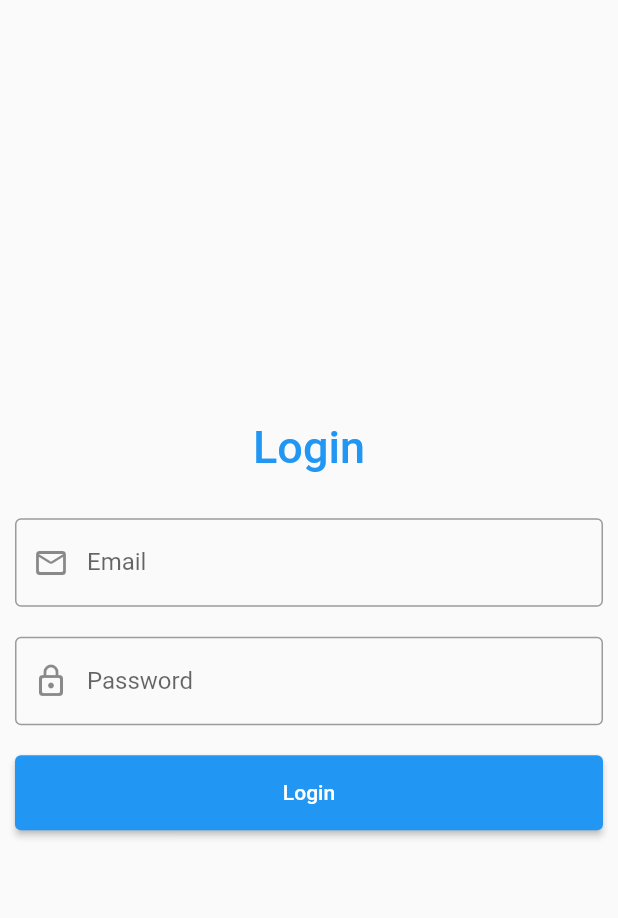
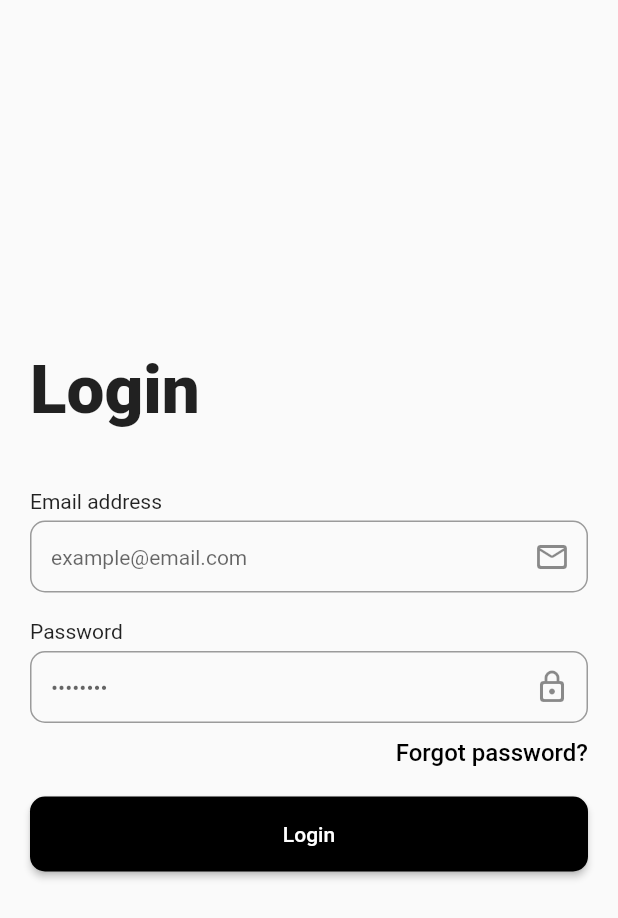
Before and after one commit to hilmicantaskiran/flutter_qrcode_app, a Flutter app: the screen it shows after launch, on a phone screen of 412 x 824 dp. Shown: the top 918 px of the screen. Run offline on Flutter 3.47's test engine with Material 2 defaults, Android fonts, the light colour scheme and no system bars; our stand-ins replace dio, flutter_dotenv, pretty_dio_logger, shared_preferences; missing offline and left inert: qr_code_scanner; accounts and stored records are empty.

Commit message:
add dotenv, create color palette and navbar

```diff
--- /dev/null
+++ b/lib/assets/style/palette.dart
@@ -0,0 +1,67 @@
+import 'package:flutter/material.dart';
+
+class Palette {
+  static const MaterialColor blueToDark = MaterialColor(
+    0xFF006BC2,
+    <int, Color>{
+      50: Color(0xFF0060AF),
+      100: Color(0xFF00569B),
+      200: Color(0xFF004B88),
+      300: Color(0xFF004075),
+      400: Color(0xFF003A62),
+      500: Color(0xFF00334F),
+      600: Color(0xFF002F3C),
+      700: Color(0xFF002A2A),
+      800: Color(0xFF002525),
+      900: Color(0xFF001E1E),
+    },
+  );
+
+  static const MaterialColor redToDark = MaterialColor(
+    0xFFE6002B,
+    <int, Color>{
+      50: Color(0xFFE6002B),
+      100: Color(0xFFD9002A),
+      200: Color(0xFFCC0029),
+      300: Color(0xFFC00028),
+      400: Color(0xFFB30027),
+      500: Color(0xFFA60026),
+      600: Color(0xFF990025),
+      700: Color(0xFF8C0024),
+      800: Color(0xFF7F0023),
+      900: Color(0xFF720022),
+    },
+  );
+
+  static const MaterialColor greyToDark = MaterialColor(
+    0xFF4D4D4D,
+    <int, Color>{
+      50: Color(0xFF454545),
+      100: Color(0xFF3D3D3D),
+      200: Color(0xFF353535),
+      300: Color(0xFF2E2E2E),
+      400: Color(0xFF262626),
+      500: Color(0xFF1F1F1F),
+      600: Color(0xFF171717),
+      700: Color(0xFF101010),
+      800: Color(0xFF0A0A0A),
+      900: Color(0xFF040404),
+    },
+  );
+
+  static const MaterialColor black = MaterialColor(
+    0xFF000000,
+    <int, Color>{
+      50: Color(0xFF000000),
+      100: Color(0xFF000000),
+      200: Color(0xFF000000),
+      300: Color(0xFF000000),
+      400: Color(0xFF000000),
+      500: Color(0xFF000000),
+      600: Color(0xFF000000),
+      700: Color(0xFF000000),
+      800: Color(0xFF000000),
+      900: Color(0xFF000000),
+    },
+  );
+}
--- a/lib/core/auth_manager.dart
+++ b/lib/core/auth_manager.dart
@@ -1,5 +1,5 @@
+import 'package:flutter_qrcode_app/model/user_model.dart';
 import 'package:flutter/material.dart';
-import 'package:flutter_qrcode_app/model/user_model.dart';
 import 'package:flutter_qrcode_app/core/cache_manager.dart';
 
 class AuthenticationManager extends CacheManager {
--- a/lib/main.dart
+++ b/lib/main.dart
@@ -1,9 +1,13 @@
 import 'package:flutter/material.dart';
+import 'package:flutter_qrcode_app/assets/style/palette.dart';
+import 'package:flutter_dotenv/flutter_dotenv.dart';
+import 'package:flutter_qrcode_app/model/environment.dart';
 import 'package:provider/provider.dart';
 import 'package:flutter_qrcode_app/splash/splash.dart';
 import 'package:flutter_qrcode_app/core/auth_manager.dart';
 
-void main() {
+Future<void> main() async {
+  await dotenv.load(fileName: Environment.fileName);
   runApp(
     MultiProvider(
       providers: [
@@ -25,7 +29,7 @@
       debugShowCheckedModeBanner: false,
       title: 'QRCode Scanner',
       theme: ThemeData(
-        primarySwatch: Colors.blue,
+        primarySwatch: Palette.greyToDark,
       ),
       home: const SplashScreen(),
     );
--- /dev/null
+++ b/lib/model/environment.dart
@@ -0,0 +1,20 @@
+import 'package:flutter/foundation.dart';
+import 'package:flutter_dotenv/flutter_dotenv.dart';
+
+class Environment {
+  static String get fileName {
+    if (kReleaseMode) {
+      return '.env.production';
+    } else {
+      return '.env.development';
+    }
+  }
+
+  static String get apiUrl {
+    return dotenv.env['PUBLIC_API_URL'] ?? 'PUBLIC_API_URL not found';
+  }
+
+  static String get apiPath {
+    return dotenv.env['PUBLIC_API_PATH'] ?? 'PUBLIC_API_PATH not found';
+  }
+}
--- a/lib/model/user_model.dart
+++ b/lib/model/user_model.dart
@@ -1,12 +1,14 @@
 class UserModel {
   String name;
   String imgUrl;
-  UserModel({required this.name, required this.imgUrl});
+  String email;
+
+  UserModel({required this.name, required this.imgUrl, required this.email});
 
   factory UserModel.fake() {
     return UserModel(
         name: 'Hilmi',
-        imgUrl:
-            'https://images.unsplash.com/photo-1635066500129-bd51d721cb9a?ixlib=rb-1.2.1&ixid=MnwxMjA3fDB8MHxwaG90by1wYWdlfHx8fGVufDB8fHx8&auto=format&fit=crop&w=1074&q=80');
+        imgUrl: 'https://avatars.githubusercontent.com/u/48391866?v=4',
+        email: 'hilmicantaskiran@outlook.com');
   }
 }
--- a/lib/screens/login.dart
+++ b/lib/screens/login.dart
@@ -1,13 +1,14 @@
 import 'package:dio/dio.dart';
 import 'package:flutter/material.dart';
 import 'package:provider/provider.dart';
+import 'package:flutter_qrcode_app/model/environment.dart';
+import 'package:flutter_qrcode_app/model/user_model.dart';
 import 'package:flutter_qrcode_app/screens/home.dart';
-import 'package:pretty_dio_logger/pretty_dio_logger.dart';
-import 'package:flutter_qrcode_app/model/user_model.dart';
+import 'package:flutter_qrcode_app/core/auth_manager.dart';
 import 'package:flutter_qrcode_app/core/cache_manager.dart';
 import 'package:flutter_qrcode_app/services/login_service.dart';
 import 'package:flutter_qrcode_app/model/user_request_model.dart';
-import 'package:flutter_qrcode_app/core/auth_manager.dart';
+import 'package:pretty_dio_logger/pretty_dio_logger.dart';
 
 class LoginPage extends StatefulWidget {
   const LoginPage({Key? key}) : super(key: key);
@@ -20,7 +21,7 @@ class _LoginPageState extends State<LoginPage> with CacheManager {
   final _formKey = GlobalKey<FormState>();
 
   late final LoginService loginService;
-  final _baseUrl = "http://odemetakip.herokuapp.com";
+  final _baseUrl = Environment.apiUrl;
 
   final TextEditingController _emailController = TextEditingController();
   final TextEditingController _passwordController = TextEditingController();
@@ -37,59 +38,120 @@ class _LoginPageState extends State<LoginPage> with CacheManager {
             autovalidateMode: AutovalidateMode.onUserInteraction,
             child: Column(
               mainAxisAlignment: MainAxisAlignment.center,
-              crossAxisAlignment: CrossAxisAlignment.center,
               children: <Widget>[
                 Container(
-                    alignment: Alignment.center,
-                    padding: const EdgeInsets.all(20),
+                  alignment: Alignment.centerLeft,
+                  padding: const EdgeInsets.fromLTRB(20, 0, 0, 40),
                   child: const Text(
                     'Login',
                     style: TextStyle(
-                          color: Colors.blue,
-                          fontWeight: FontWeight.w500,
-                          fontSize: 30),
-                    )),
-                Container(
-                  padding: const EdgeInsets.all(10),
-                  child: TextFormField(
-                    controller: _emailController,
-                    decoration: const InputDecoration(
-                      border: OutlineInputBorder(),
-                      prefixIcon: Icon(Icons.mail_outline_rounded),
-                      labelText: 'Email',
+                      fontWeight: FontWeight.w800,
+                      fontSize: 45,
                     ),
                   ),
                 ),
                 Container(
-                  padding: const EdgeInsets.all(10),
+                  alignment: Alignment.centerLeft,
+                  padding: const EdgeInsets.symmetric(horizontal: 20),
+                  child: const Text(
+                    'Email address',
+                    style: TextStyle(
+                      fontSize: 14,
+                    ),
+                  ),
+                ),
+                Container(
+                  padding: const EdgeInsets.fromLTRB(20, 5, 20, 10),
+                  child: TextFormField(
+                    controller: _emailController,
+                    decoration: InputDecoration(
+                      hintText: 'example@email.com',
+                      hintStyle: const TextStyle(
+                        fontSize: 14,
+                      ),
+                      border: OutlineInputBorder(
+                        borderRadius: BorderRadius.circular(10),
+                      ),
+                      contentPadding: const EdgeInsets.all(14),
+                      suffixIcon: const Icon(
+                        Icons.mail_outline_rounded,
+                      ),
+                    ),
+                  ),
+                ),
+                const SizedBox(height: 8),
+                Container(
+                  alignment: Alignment.centerLeft,
+                  padding: const EdgeInsets.symmetric(horizontal: 20),
+                  child: const Text(
+                    'Password',
+                    style: TextStyle(
+                      fontSize: 14,
+                    ),
+                  ),
+                ),
+                Container(
+                  padding: const EdgeInsets.fromLTRB(20, 5, 20, 0),
                   child: TextFormField(
                     controller: _passwordController,
-                    decoration: const InputDecoration(
-                      border: OutlineInputBorder(),
-                      prefixIcon: Icon(Icons.lock_outline_rounded),
-                      labelText: 'Password',
+                    decoration: InputDecoration(
+                      hintText: '••••••••',
+                      hintStyle: const TextStyle(
+                        fontSize: 14,
+                      ),
+                      border: OutlineInputBorder(
+                        borderRadius: BorderRadius.circular(10),
+                      ),
+                      contentPadding: const EdgeInsets.all(14),
+                      suffixIcon: const Icon(
+                        Icons.lock_outline_rounded,
+                      ),
                     ),
                     obscureText: true,
                   ),
                 ),
                 Container(
-                    padding: const EdgeInsets.all(10.0),
+                  alignment: Alignment.centerRight,
+                  padding: const EdgeInsets.fromLTRB(20, 10, 20, 10),
+                  child: RichText(
+                    text: const TextSpan(
+                      text: 'Forgot password?',
+                      style: TextStyle(
+                        color: Colors.black,
+                        fontWeight: FontWeight.w500,
+                        fontSize: 16,
+                      ),
+                    ),
+                  ),
+                ),
+                Container(
+                  padding: const EdgeInsets.fromLTRB(20, 10, 20, 10),
                   child: ElevatedButton(
-                        child: const Text('Login'),
-                        style: ButtonStyle(
-                          backgroundColor:
-                              MaterialStateProperty.all<Color>(Colors.blue),
-                          minimumSize: MaterialStateProperty.all<Size>(
-                            const Size.fromHeight(50),
+                    child: const Text(
+                      'Login',
+                      style: TextStyle(
+                        color: Colors.white,
+                        fontWeight: FontWeight.w500,
+                      ),
+                    ),
+                    style: ElevatedButton.styleFrom(
+                      minimumSize: const Size.fromHeight(50),
+                      primary: Colors.black,
+                      shape: RoundedRectangleBorder(
+                        borderRadius: BorderRadius.circular(10),
                       ),
                     ),
                     onPressed: () {
                       if (_formKey.currentState?.validate() ?? false) {
                         _formKey.currentState!.save();
-                            fetchUserLogin(_emailController.text,
-                                _passwordController.text);
+                        fetchUserLogin(
+                          _emailController.text,
+                          _passwordController.text,
+                        );
                       }
-                        })),
+                    },
+                  ),
+                ),
               ],
             ),
           ),
@@ -107,8 +169,12 @@ class _LoginPageState extends State<LoginPage> with CacheManager {
   }
 
   Future<void> fetchUserLogin(String email, String password) async {
-    final response = await loginService
-        .fetchLogin(UserRequestModel(email: email, password: password));
+    final response = await loginService.fetchLogin(
+      UserRequestModel(
+        email: email,
+        password: password,
+      ),
+    );
 
     if (response != null) {
       saveToken(response.token ?? '');
@@ -118,8 +184,10 @@ class _LoginPageState extends State<LoginPage> with CacheManager {
   }
 
   void navigateToHome() {
-    Navigator.of(context).pushAndRemoveUntil(
-        MaterialPageRoute(builder: (context) => const HomePage()),
-        (route) => false);
+    Navigator.of(context).push(
+      MaterialPageRoute(
+        builder: (context) => const HomePage(),
+      ),
+    );
   }
 }
--- a/lib/screens/qrcode.dart
+++ b/lib/screens/qrcode.dart
@@ -45,7 +45,8 @@ class _QRCodePageState extends State<QRCodePage> {
     this.controller = controller;
     controller.scannedDataStream.listen((scanData) async {
       controller.dispose();
-      await Navigator.of(context).pushAndRemoveUntil(
+      await Navigator.pushAndRemoveUntil(
+        context,
         MaterialPageRoute(
           builder: (context) => DetailsPage(
             qrText: scanData.code.toString(),
--- a/lib/services/login_service.dart
+++ b/lib/services/login_service.dart
@@ -1,10 +1,11 @@
 import 'dart:io';
 import 'package:dio/dio.dart';
+import 'package:flutter_qrcode_app/model/environment.dart';
 import 'package:flutter_qrcode_app/model/user_request_model.dart';
 import 'package:flutter_qrcode_app/model/user_response_model.dart';
 
 abstract class ILoginService {
-  final String path = '/api/v1/auth/login';
+  final String path = Environment.apiPath;
 
   ILoginService(this.dio);
 
```
Also changed, not shown: lib/components/navbar.dart (added, +53 -0 lines), lib/screens/details.dart (+35 -10 lines), lib/screens/home.dart (+26 -48 lines), lib/splash/splash.dart (+10 -4 lines), pubspec.yaml (+7 -0 lines), lib/assets/images/adu_logo.png (added), lib/model/user_request_model.dart (line endings or trailing spaces), pubspec.lock, 3 other files. Lines whose indentation alone changed are shown as unchanged.
